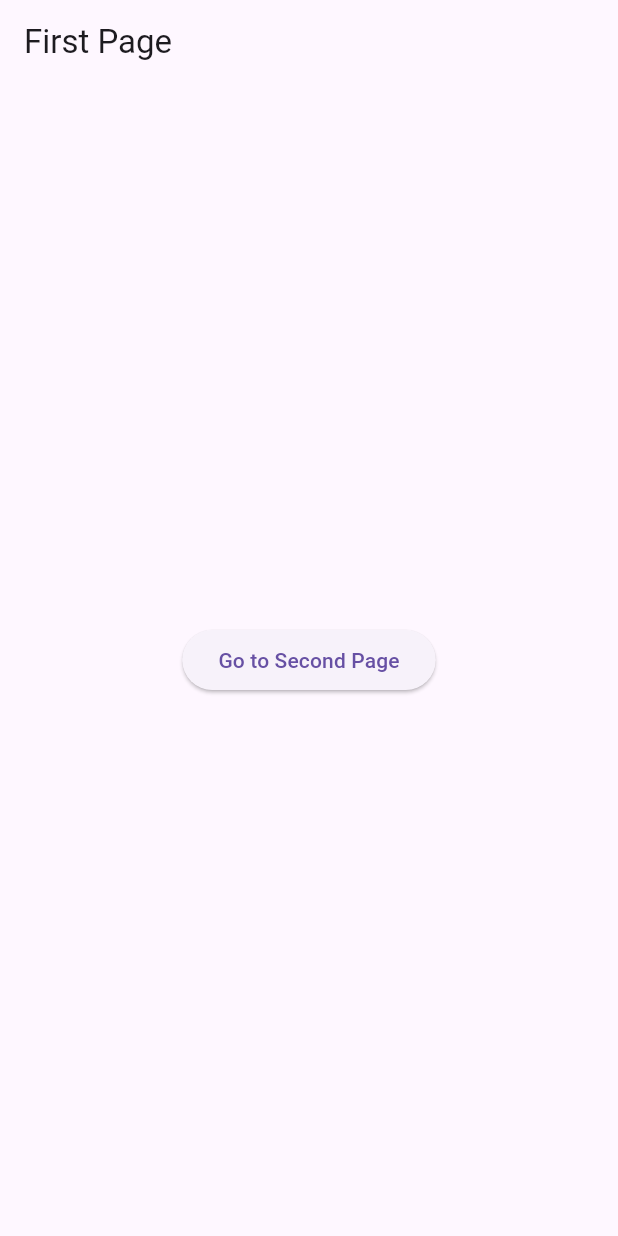
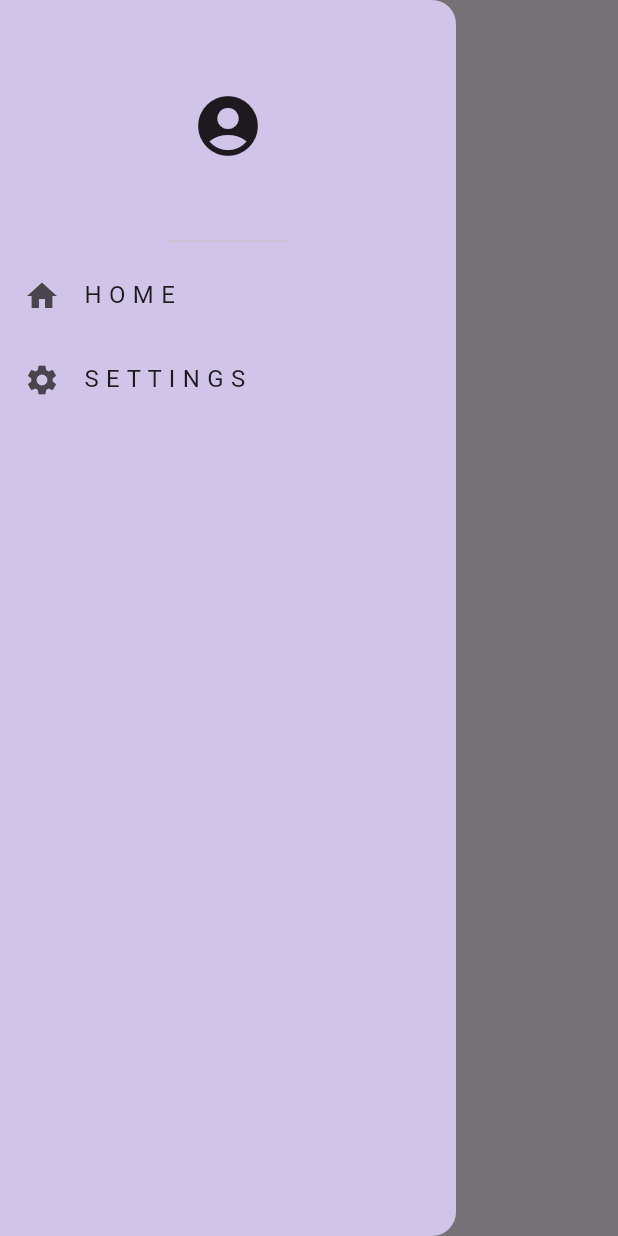
Before and after one commit to vagnerzampieri/flutter_app, a Flutter app: the screen it shows after launch, with the side drawer open (before the commit the screen has no drawer), on a phone screen of 412 x 824 dp. Run offline on Flutter 3.47's test engine with Material 3 defaults, Android fonts, the phone set to English and light mode, and no system bars.

Commit message:
Navigate with routes and use Drawer

```diff
--- a/lib/main.dart
+++ b/lib/main.dart
@@ -1,6 +1,8 @@
 import 'package:flutter/material.dart';
 import 'package:flutter_app/pages/first_page.dart';
 import 'package:flutter_app/pages/second_page.dart';
+import 'package:flutter_app/pages/home_page.dart';
+import 'package:flutter_app/pages/settings_page.dart';
 
 void main() {
   runApp(const MyApp());
@@ -17,6 +19,8 @@ class MyApp extends StatelessWidget {
       routes: {
         '/first': (context) => FirstPage(),
         '/second': (context) => SecondPage(),
+        '/home': (context) => HomePage(),
+        '/settings': (context) => SettingsPage(),
       },
     );
   }
--- a/lib/pages/first_page.dart
+++ b/lib/pages/first_page.dart
@@ -7,12 +7,31 @@ class FirstPage extends StatelessWidget {
   Widget build(BuildContext context) {
     return Scaffold(
       appBar: AppBar(title: Text('First Page')),
-      body: Center(
-        child: ElevatedButton(
-          child: Text("Go to Second Page"),
-          onPressed: () {
-            Navigator.pushNamed(context, '/second');
-          },
+      drawer: Drawer(
+        backgroundColor: Colors.deepPurple[100],
+        child: Column(
+          children: [
+            // header with icon
+            DrawerHeader(child: Icon(Icons.account_circle, size: 48)),
+
+            // home page list tile
+            ListTile(
+              leading: Icon(Icons.home),
+              title: Text('H O M E'),
+              onTap: () {
+                Navigator.pushNamed(context, '/home');
+              },
+            ),
+
+            // settings page list tile
+            ListTile(
+              leading: Icon(Icons.settings),
+              title: Text('S E T T I N G S'),
+              onTap: () {
+                Navigator.pushNamed(context, '/settings');
+              },
+            ),
+          ],
         ),
       ),
     );
```
Also changed, not shown: lib/pages/home_page.dart (added, +10 -0 lines), lib/pages/settings_page.dart (added, +10 -0 lines).
